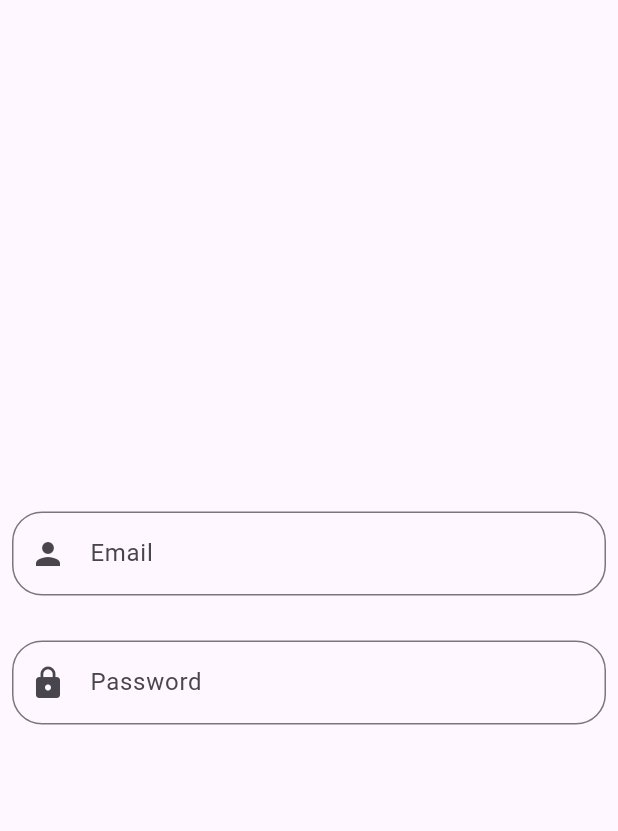
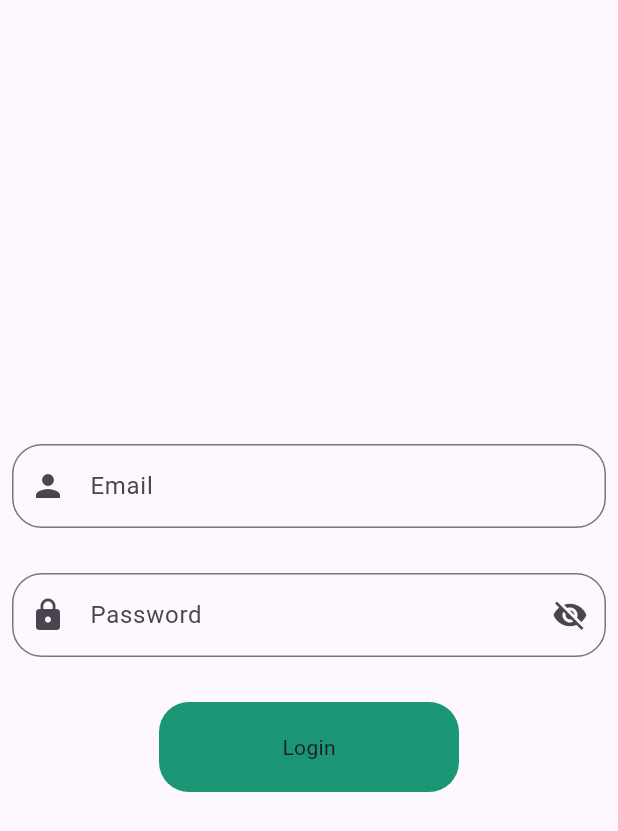
Before and after one commit to rai-ms/flutter_provider_mvvm, a Flutter app: the screen it shows after launch, after a tap on "Goto LoginPage", on a phone screen of 412 x 824 dp. Shown: the top 831 px of the screen. Run offline on Flutter 3.47's test engine with Material 2 defaults, Android fonts, the phone set to English and light mode, and no system bars.

Commit message:
Commiting Successful login

```diff
--- a/lib/data/network/network_api_services.dart
+++ b/lib/data/network/network_api_services.dart
@@ -40,11 +40,11 @@ class NetworkAPIServices extends BaseAPIServices {
       case 200:
         return jsonDecode(response.body);
       case 400:
-        throw BadRequestException(response.body.toString());
+        throw BadRequestException( "BadRequestException 400");
       case 500:
-        throw BadRequestException(response.body.toString());
+        throw BadRequestException( "BadRequestException 500");
       case 404:
-        throw UnauthorisedException(response.body.toString());
+        throw UnauthorisedException( "404 ");
       default:
         throw InvalidInputException(
             "Error occur while communicating with server ${response.body}");
--- a/lib/main.dart
+++ b/lib/main.dart
@@ -2,6 +2,8 @@ import 'package:flutter/material.dart';
 import 'package:flutter_provider_mvvm/utils/routes/navigate_route.dart';
 import 'package:flutter_provider_mvvm/utils/routes/route_name.dart';
 import 'package:flutter_provider_mvvm/view/homepage.dart';
+import 'package:flutter_provider_mvvm/view_model/auth_view_model.dart';
+import 'package:provider/provider.dart';
 
 void main() {
   runApp(const MyApp());
@@ -13,7 +15,13 @@ class MyApp extends StatelessWidget {
   // This widget is the root of your application.
   @override
   Widget build(BuildContext context) {
-    return MaterialApp(
+    return MultiProvider(
+      providers: [
+        ChangeNotifierProvider(
+          create: (_)=>AuthViewModel(),
+        ),
+      ],
+      child: MaterialApp(
       debugShowCheckedModeBanner: false,
       title: 'Flutter Demo',
       theme: ThemeData(
@@ -22,7 +30,6 @@ class MyApp extends StatelessWidget {
       ),
       initialRoute: RouteName.homePage,
       onGenerateRoute: NavigateRoute.onGenerate,
-      // home: HomePage(),
-    );
+    ),);
   }
 }
--- a/lib/res/app_colors.dart
+++ b/lib/res/app_colors.dart
@@ -0,0 +1,7 @@
+import 'dart:ui';
+
+class AppColor {
+  static const blackColor = Color.fromARGB(0, 0, 0, 0);
+  static const whiteColor = Color.fromARGB(255, 255, 255, 255);
+  static const greenColor = Color.fromARGB(255, 26, 150, 117);
+}
--- /dev/null
+++ b/lib/res/app_url.dart
@@ -0,0 +1,7 @@
+class AppUrl
+{
+  static const baseUrl = 'https://reqres.in';
+  static const loginEndPoint = '$baseUrl/api/login';
+  static const registerEndPoint = '$baseUrl/api/register';
+
+}
--- a/lib/res/components/rounded_button.dart
+++ b/lib/res/components/rounded_button.dart
@@ -0,0 +1,31 @@
+import 'package:flutter/material.dart';
+import 'package:flutter_provider_mvvm/res/app_colors.dart';
+
+class AppRoundedButton extends StatelessWidget {
+  String title;
+  VoidCallback onTap;
+  bool loading;
+
+  AppRoundedButton(
+      {super.key,
+      required this.onTap,
+      required this.title,
+      this.loading = false});
+
+  @override
+  Widget build(BuildContext context) {
+    return InkWell(
+      onTap: onTap,
+      child: Container(
+          height: 60,
+          width: 200,
+          decoration: BoxDecoration(
+            color: AppColor.greenColor,
+            borderRadius: BorderRadius.circular(20),
+          ),
+          child: Center(child: loading? CircularProgressIndicator(color: Colors.white,) : Text(title)),
+
+      ),
+    );
+  }
+}
--- a/lib/utils/utils.dart
+++ b/lib/utils/utils.dart
@@ -6,4 +6,10 @@ class Utils {
     currentFocus.unfocus();
     FocusScope.of(context).requestFocus(nextFocus);
   }
+
+  static bool isValidEmail(String email)
+  {
+    return RegExp(r"^[a-zA-Z0-9.a-zA-Z0-9.!#$%&'*+-/=?^_`{|}~]+@[a-zA-Z0-9]+\.[a-zA-Z]+")
+        .hasMatch(email);
+  }
 }
--- a/lib/view/loginpage.dart
+++ b/lib/view/loginpage.dart
@@ -1,8 +1,9 @@
-import 'package:another_flushbar/flushbar.dart';
 import 'package:flutter/material.dart';
-import 'package:flutter_provider_mvvm/utils/routes/navigate_route.dart';
-import 'package:flutter_provider_mvvm/utils/routes/route_name.dart';
+import 'package:flutter_provider_mvvm/res/components/rounded_button.dart';
+import 'package:flutter_provider_mvvm/utils/custom_toast.dart';
 import 'package:flutter_provider_mvvm/utils/utils.dart';
+import 'package:flutter_provider_mvvm/view_model/auth_view_model.dart';
+import 'package:provider/provider.dart';
 
 class LoginPage extends StatefulWidget {
   const LoginPage({super.key});
@@ -12,14 +13,29 @@ class LoginPage extends StatefulWidget {
 }
 
 class _LoginPageState extends State<LoginPage> {
-  var _emailController = TextEditingController();
-  var _passController = TextEditingController();
+  final _emailController = TextEditingController();
+  final _passController = TextEditingController();
 
   var emailFocus = FocusNode();
   var passFocus = FocusNode();
 
+  ValueNotifier<bool> passNotifier = ValueNotifier<bool>(true);
+
+  @override
+  void dispose() {
+    _emailController.dispose();
+    passNotifier.dispose();
+    emailFocus.dispose();
+    passFocus.dispose();
+    _passController.dispose();
+    super.dispose();
+  }
+
   @override
   Widget build(BuildContext context) {
+
+    final _authViewModel = Provider.of<AuthViewModel>(context);
+
     return Scaffold(
       body: Padding(
         padding: const EdgeInsets.all(8.0),
@@ -45,10 +61,13 @@ class _LoginPageState extends State<LoginPage> {
             const SizedBox(
               height: 30,
             ),
-            TextFormField(
+            ValueListenableBuilder(
+                valueListenable: passNotifier,
+                builder: (context, value, child) {
+                  return TextFormField(
                     controller: _passController,
                     focusNode: passFocus,
-              obscureText: true,
+                    obscureText: passNotifier.value,
                     obscuringCharacter: "*",
                     keyboardType: TextInputType.visiblePassword,
                     decoration: InputDecoration(
@@ -57,8 +76,44 @@ class _LoginPageState extends State<LoginPage> {
                           borderRadius: BorderRadius.circular(20),
                         ),
                         prefixIcon: const Icon(Icons.lock),
+                        suffixIcon:IconButton(
+                          icon: Icon(passNotifier.value? Icons.visibility_off : Icons.visibility),
+                          onPressed: () {
+                            passNotifier.value = !passNotifier.value;
+                          },
+                        )
                       ),
+                  );
+                }),
+            const SizedBox(
+              height: 30,
             ),
+            AppRoundedButton(onTap: (){
+              if(!Utils.isValidEmail(_emailController.text.toString().trim()))
+              {
+                CustomToast(context: context, message: "Not a valid Email");
+              }
+              else if(_passController.text.toString().trim().length < 6)
+              {
+                CustomToast(context: context, message: "Password must be greater than 6 digit");
+              }
+              else
+              {
+
+                // Pass: cityslicka
+                // Emails: eve.holt@reqres.in , george.bluth@reqres.in
+
+                String email = _emailController.text.toString().trim();
+                String pass = _passController.text.toString().trim();
+                dynamic data = {
+                  "email": email,
+                  "password": pass
+                };
+
+                _authViewModel.loginAPI(data, context);
+
+              }
+            }, title: "Login", loading: AuthViewModel().isLoading,),
           ],
         ),
       ),
--- /dev/null
+++ b/lib/view_model/auth_view_model.dart
@@ -0,0 +1,24 @@
+import 'package:flutter/cupertino.dart';
+import 'package:flutter_provider_mvvm/repository/auth_repository.dart';
+import 'package:flutter_provider_mvvm/utils/custom_toast.dart';
+
+class AuthViewModel extends ChangeNotifier
+{
+  bool _isLoading = false;
+
+  bool get isLoading => _isLoading;
+
+  setLoading(bool val){_isLoading = val; notifyListeners();}
+
+  final _myRepo = AuthRepository();
+  Future<void> loginAPI(dynamic data, BuildContext context)async {
+    setLoading(true);
+    _myRepo.loginAPI(data).then((value){
+      setLoading(false);
+      CustomToast(context: context, message: "Login Successful");
+    }).onError((error, stackTrace){
+      CustomToast(context: context, message: error.toString());
+      setLoading(false);
+    });
+  }
+}
```
Also changed, not shown: lib/repository/auth_repository.dart (added, +29 -0 lines). Lines whose indentation alone changed are shown as unchanged.
